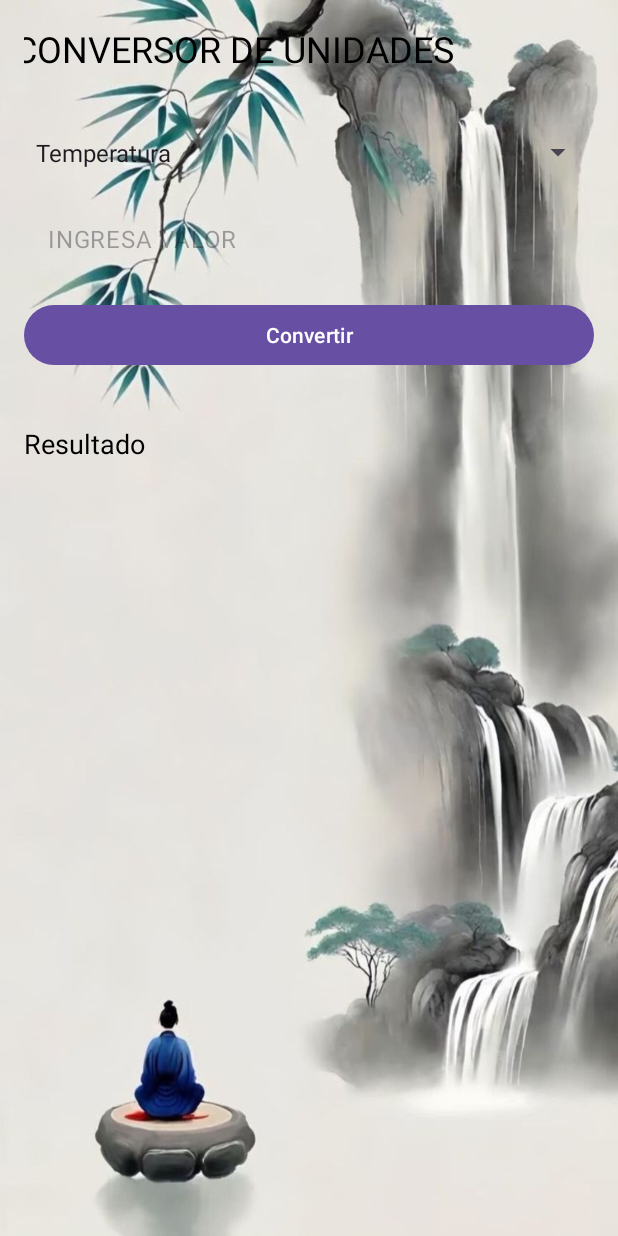
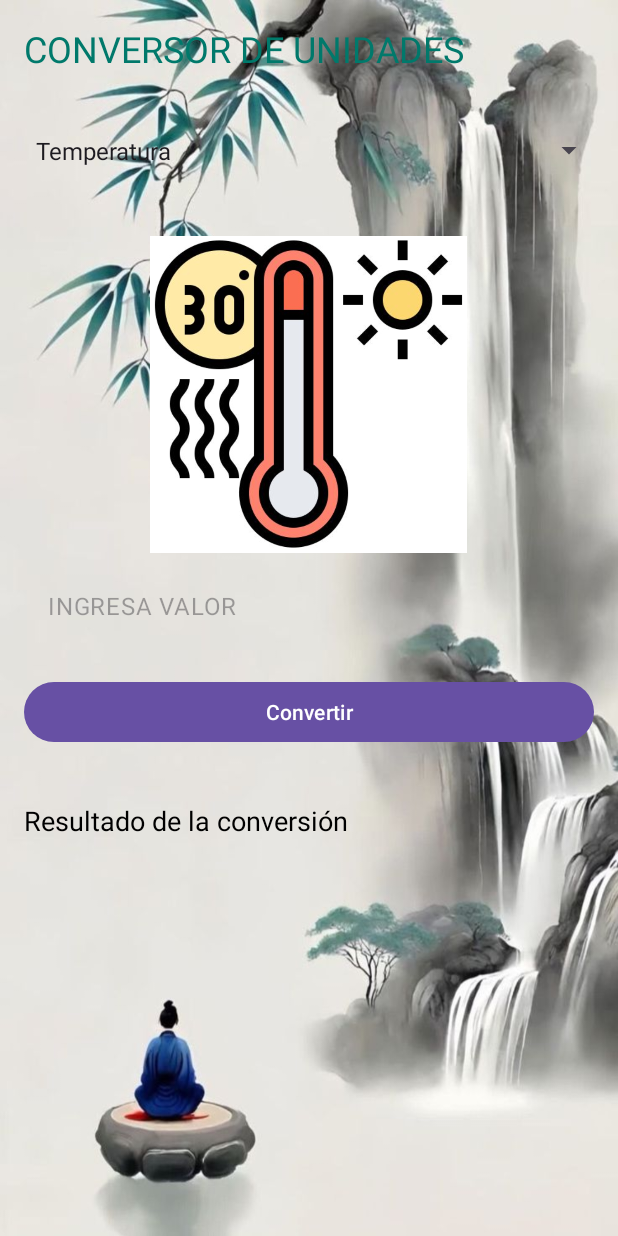
Before and after one commit to ZinedineT/Conversor, an Android app: the screen it shows after launch (MainActivity), on a phone screen of 412 x 824 dp. Run offline under Robolectric (Android 15) with nearby library versions, the phone set to English and light mode, and no system bars.

Commit message:
Se agrego una imageview al seleccionar una unidad de medida, reemplaza la imagen correspondiente

```diff
--- a/app/src/main/java/com/example/conversorunidades/MainActivity.java
+++ b/app/src/main/java/com/example/conversorunidades/MainActivity.java
@@ -4,9 +4,11 @@ import android.os.Bundle;
 import android.view.View;
 import android.widget.Button;
 import android.widget.EditText;
+import android.widget.ImageView;
 import android.widget.Spinner;
 import android.widget.TextView;
 import android.widget.ArrayAdapter;
+import android.widget.AdapterView;
 import androidx.appcompat.app.AppCompatActivity;
 
 public class MainActivity extends AppCompatActivity {
@@ -15,6 +17,7 @@ public class MainActivity extends AppCompatActivity {
     private TextView textViewResult;
     private Spinner spinnerConversion;
     private Button buttonConvert;
+    private ImageView imageView;
 
     @Override
     protected void onCreate(Bundle savedInstanceState) {
@@ -26,12 +29,38 @@ public class MainActivity extends AppCompatActivity {
         textViewResult = findViewById(R.id.textViewResult); // Asegúrate de tener el TextView con este ID en tu XML
         spinnerConversion = findViewById(R.id.spinnerConversion);
         buttonConvert = findViewById(R.id.buttonConvert);
+        ImageView imageView = findViewById(R.id.imageView);
 
         // Configuración del Spinner
         String[] conversionOptions = {"Temperatura", "Longitud", "Monedas"};
         ArrayAdapter<String> adapter = new ArrayAdapter<>(this, android.R.layout.simple_spinner_item, conversionOptions);
         adapter.setDropDownViewResource(android.R.layout.simple_spinner_dropdown_item);
         spinnerConversion.setAdapter(adapter);
+
+        // Cambiar la imagen según el item seleccionado en el Spinner
+        spinnerConversion.setOnItemSelectedListener(new AdapterView.OnItemSelectedListener() {
+            @Override
+            public void onItemSelected(AdapterView<?> parentView, View selectedItemView, int position, long id) {
+                // Cambiar la imagen según la opción seleccionada
+                switch (position) {
+                    case 0: // Temperatura
+                        imageView.setImageResource(R.drawable.temperatura); // Imagen para temperatura
+                        break;
+                    case 1: // Longitud
+                        imageView.setImageResource(R.drawable.longitud); // Imagen para longitud
+                        break;
+                    case 2: // Monedas
+                        imageView.setImageResource(R.drawable.monedas); // Imagen para monedas
+                        break;
+                }
+            }
+
+            @Override
+            public void onNothingSelected(AdapterView<?> parentView) {
+                // Si no se selecciona nada, puedes mostrar una imagen predeterminada
+                imageView.setImageResource(R.drawable.placeholder_image);
+            }
+        });
 
         // Acción cuando el botón es presionado
         buttonConvert.setOnClickListener(new View.OnClickListener() {
@@ -61,7 +90,7 @@ public class MainActivity extends AppCompatActivity {
                 return metersToKilometers(value);
             case "Monedas":
                 // Ejemplo: Conversión de USD a EUR (esto es solo un ejemplo ficticio)
-                return usdToEur(value);
+                return usdToSoles(value);
             default:
                 return 0;
         }
@@ -77,8 +106,8 @@ public class MainActivity extends AppCompatActivity {
         return meters / 1000;
     }
 
-    // Conversión de USD a EUR (tasa ficticia, puedes actualizar con tasas reales)
-    private double usdToEur(double usd) {
-        return usd * 0.85;  // Tasa de cambio ficticia: 1 USD = 0.85 EUR
+    // Conversión de USD a Soles
+    private double usdToSoles(double usd) {
+        return usd * 3.8; // 1 USD = 3.8 Soles
     }
 }
--- a/app/src/main/res/layout/activity_main.xml
+++ b/app/src/main/res/layout/activity_main.xml
@@ -15,31 +15,42 @@
         android:background="@drawable/fondo"
         android:weightSum="1">
 
+        <!-- Campo de texto para ingresar el valor -->
         <TextView
             android:id="@+id/Conversor"
-            android:layout_width="393dp"
+            android:layout_width="wrap_content"
             android:layout_height="wrap_content"
-            android:layout_gravity="center_horizontal"
+            android:layout_gravity="center_vertical"
             android:layout_marginBottom="20dp"
             android:text="CONVERSOR DE UNIDADES"
-            android:textColor="@color/black"
+            android:textAppearance="@style/TextAppearance.AppCompat.Display2"
+            android:textColor="#00796B"
             android:textSize="24dp"
             android:visibility="visible"
             tools:visibility="visible" />
 
-        <!-- Campo de texto para ingresar el valor -->
         <Spinner
             android:id="@+id/spinnerConversion"
-            android:layout_width="380dp"
-            android:layout_height="66dp">
+            android:layout_width="387dp"
+            android:layout_height="63dp">
 
         </Spinner>
+
+        <ImageView
+            android:id="@+id/imageView"
+            android:layout_width="211dp"
+            android:layout_height="221dp"
+            android:layout_gravity="center"
+            android:layout_marginTop="20dp"
+            android:src="@drawable/placeholder_image">
+
+        </ImageView>
 
         <EditText
             android:id="@+id/editTextInput"
             style="@style/Widget.Material3.AutoCompleteTextView.OutlinedBox.Dense"
-            android:layout_width="match_parent"
-            android:layout_height="wrap_content"
+            android:layout_width="381dp"
+            android:layout_height="61dp"
             android:layout_marginBottom="16dp"
             android:hint="INGRESA VALOR"
             android:inputType="numberDecimal"
@@ -54,10 +65,10 @@
         <!-- TextView para mostrar el resultado -->
         <TextView
             android:id="@+id/textViewResult"
-            android:layout_width="match_parent"
-            android:layout_height="wrap_content"
+            android:layout_width="379dp"
+            android:layout_height="48dp"
             android:layout_marginTop="20dp"
-            android:text="Resultado"
+            android:text="Resultado de la conversión"
             android:textColor="@color/black"
             android:textSize="18sp" />
     </LinearLayout>
```
Also changed, not shown: app/src/main/res/drawable/longitud.jpg (added), app/src/main/res/drawable/monedas.jpg (added), app/src/main/res/drawable/placeholder_image.jpg (added), app/src/main/res/drawable/temperatura.jpg (added).
